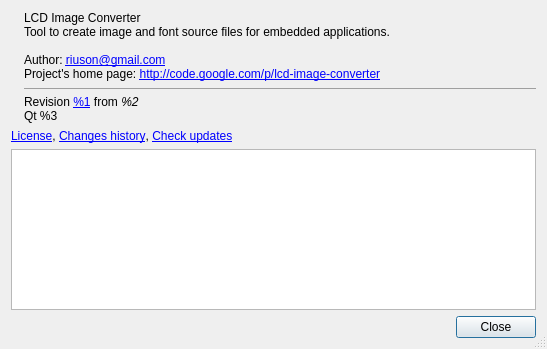
This is controls/about/dialogabout.ui in riuson/lcd-image-converter as Qt 5 draws it before an edit. The edited form follows.
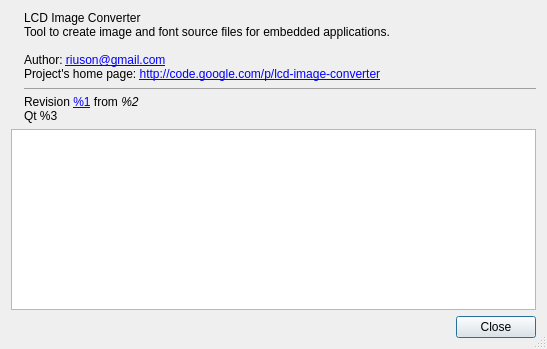
This is the edited form. Icons and pictures are not drawn.

What changed in the file:
```diff
--- a/controls/about/dialogabout.ui
+++ b/controls/about/dialogabout.ui
@@ -58,15 +58,6 @@
      </item>
     </layout>
    </item>
-   <item>
-    <widget class="QLabel" name="labelLinks">
-     <property name="text">
-      <string>&lt;a href=&quot;license&quot;&gt;License&lt;/a&gt;, 
-&lt;a href=&quot;history&quot;&gt;Changes history&lt;/a&gt;,
-&lt;a href=&quot;updates&quot;&gt;Check updates&lt;/a&gt;</string>
-     </property>
-    </widget>
-   </item>
    <item>
     <widget class="QTextBrowser" name="textBrowser">
      <property name="openExternalLinks">
```
Left out of the diff: 4 changed lines with no effect on the pictures.
